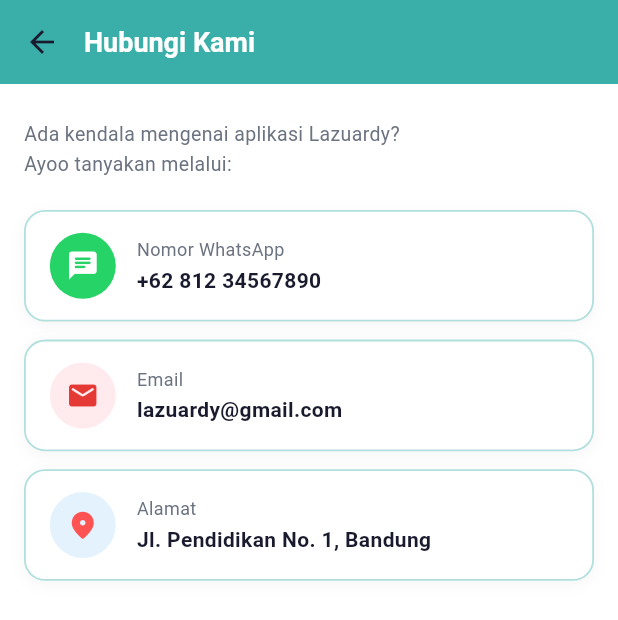
After one commit to muhammadariefand/lazuardyFrontend, a Flutter app: the HubungiKamiPage screen opened by its route, on a phone screen of 412 x 824 dp. The commit adds this screen. Shown: the top 620 px of the screen. Run offline on Flutter 3.47's test engine with Material 3 defaults, Android fonts, the phone set to English and light mode, and no system bars; our stand-ins replace dio, flutter_bloc, get_it; Roboto replaces fonts that are missing (Poppins).

Commit message:
update beranda siswa (menu sidebar)

```diff
--- a/lib/main.dart
+++ b/lib/main.dart
@@ -18,6 +18,8 @@ import 'package:lazuadry_mobile_fe/presentation/pages/siswa/edit_profil_siswa_pa
 import 'package:lazuadry_mobile_fe/presentation/pages/siswa/jadwal_siswa_page.dart';
 import 'package:lazuadry_mobile_fe/presentation/pages/siswa/konfirmasi_pembatalan_page.dart';
 import 'package:lazuadry_mobile_fe/presentation/pages/siswa/laporan_siswa_page.dart';
+import 'package:lazuadry_mobile_fe/presentation/pages/siswa/menu_sidebar/hubungi_kami_page.dart';
+import 'package:lazuadry_mobile_fe/presentation/pages/siswa/menu_sidebar/tentang_kami_page.dart';
 import 'package:lazuadry_mobile_fe/presentation/pages/siswa/profil_siswa_page.dart';
 import 'package:lazuadry_mobile_fe/presentation/pages/siswa/riwayat_pembayaran/riwayat_pembayaran_page.dart';
 import 'package:lazuadry_mobile_fe/presentation/pages/siswa/riwayat_sesi/detail_riwayat_sesi_page.dart';
@@ -112,6 +114,10 @@ class LazuardyApp extends StatelessWidget {
           '/siswa/forgot-password': (_) => const ForgotPasswordSiswaPage(),
           '/siswa/reset-password': (_) => const ResetPasswordSiswaPage(),
 
+          // ── Siswa: Menu Sidebar ────────────────────────────────────
+          '/siswa/hubungi-kami': (_) => const HubungiKamiPage(),
+          '/siswa/tentang-kami': (_) => const TentangKamiPage(),
+
           // ── Siswa: Dashboard ────────────────────────────────────────
           '/siswa/beranda': (_) => const BerandaSiswaPage(),
           '/siswa/jadwal': (_) => const JadwalSiswaPage(),
--- /dev/null
+++ b/lib/presentation/pages/siswa/menu_sidebar/hubungi_kami_page.dart
@@ -0,0 +1,151 @@
+// lib/presentation/pages/hubungi_kami_page.dart
+// Hubungi Kami — 3 kartu kontak (WA, Email, Alamat)
+
+import 'package:flutter/material.dart';
+import 'package:url_launcher/url_launcher.dart';
+import 'package:lazuadry_mobile_fe/core/theme/app_theme.dart';
+
+const _teal = Color(0xFF3AAFA9);
+
+class HubungiKamiPage extends StatelessWidget {
+  const HubungiKamiPage({super.key});
+
+  static const _wa    = '+6281234567890';
+  static const _email = 'lazuardy@gmail.com';
+  static const _alamat = 'Jl. Pendidikan No. 1, Bandung';
+
+  Future<void> _openWA() async {
+    final uri = Uri.parse('https://wa.me/${_wa.replaceAll('+', '')}');
+    if (await canLaunchUrl(uri)) launchUrl(uri, mode: LaunchMode.externalApplication);
+  }
+
+  Future<void> _openEmail() async {
+    final uri = Uri.parse('mailto:$_email');
+    if (await canLaunchUrl(uri)) launchUrl(uri);
+  }
+
+  Future<void> _openMaps() async {
+    final uri = Uri.parse(
+        'https://maps.google.com/?q=${Uri.encodeComponent(_alamat)}');
+    if (await canLaunchUrl(uri)) launchUrl(uri, mode: LaunchMode.externalApplication);
+  }
+
+  @override
+  Widget build(BuildContext context) {
+    return Scaffold(
+      backgroundColor: Colors.white,
+      appBar: AppBar(
+        backgroundColor: _teal,
+        foregroundColor: Colors.white,
+        elevation: 0,
+        titleSpacing: 0,
+        leading: IconButton(
+            icon: const Icon(Icons.arrow_back),
+            onPressed: () => Navigator.pop(context)),
+        title: const Text('Hubungi Kami',
+            style: TextStyle(fontSize: 18, fontWeight: FontWeight.w700)),
+      ),
+      body: Padding(
+        padding: const EdgeInsets.all(16),
+        child: Column(crossAxisAlignment: CrossAxisAlignment.start, children: [
+          const SizedBox(height: 8),
+          const Text(
+            'Ada kendala mengenai aplikasi Lazuardy?\nAyoo tanyakan melalui:',
+            style: TextStyle(
+                fontSize: 13, color: AppColors.textSecondary, height: 1.5),
+          ),
+          const SizedBox(height: 20),
+
+          // ── WhatsApp ───────────────────────────────────────
+          _KontakCard(
+            iconWidget: Container(
+              width: 44, height: 44,
+              decoration: const BoxDecoration(
+                color: Color(0xFF25D366), shape: BoxShape.circle),
+              child: const Icon(Icons.chat_rounded, color: Colors.white, size: 22),
+            ),
+            label: 'Nomor WhatsApp',
+            value: '+62 812 34567890',
+            onTap: _openWA,
+          ),
+          const SizedBox(height: 12),
+
+          // ── Email ──────────────────────────────────────────
+          _KontakCard(
+            iconWidget: Container(
+              width: 44, height: 44,
+              decoration: BoxDecoration(
+                color: Colors.red.shade50, shape: BoxShape.circle),
+              child: Icon(Icons.mail_rounded, color: Colors.red.shade600, size: 22),
+            ),
+            label: 'Email',
+            value: _email,
+            onTap: _openEmail,
+          ),
+          const SizedBox(height: 12),
+
+          // ── Alamat ─────────────────────────────────────────
+          _KontakCard(
+            iconWidget: Container(
+              width: 44, height: 44,
+              decoration: BoxDecoration(
+                color: Colors.blue.shade50, shape: BoxShape.circle),
+              child: const Icon(Icons.location_on_rounded,
+                  color: Colors.redAccent, size: 22),
+            ),
+            label: 'Alamat',
+            value: _alamat,
+            onTap: _openMaps,
+          ),
+        ]),
+      ),
+    );
+  }
+}
+
+class _KontakCard extends StatelessWidget {
+  final Widget iconWidget;
+  final String label, value;
+  final VoidCallback onTap;
+
+  const _KontakCard({
+    required this.iconWidget,
+    required this.label,
+    required this.value,
+    required this.onTap,
+  });
+
+  @override
+  Widget build(BuildContext context) {
+    return GestureDetector(
+      onTap: onTap,
+      child: Container(
+        padding: const EdgeInsets.symmetric(horizontal: 16, vertical: 14),
+        decoration: BoxDecoration(
+          color: Colors.white,
+          borderRadius: BorderRadius.circular(14),
+          border: Border.all(color: const Color(0xFF3AAFA9).withOpacity(0.4), width: 1.2),
+          boxShadow: [
+            BoxShadow(color: Colors.black.withOpacity(0.04),
+                blurRadius: 8, offset: const Offset(0, 2)),
+          ],
+        ),
+        child: Row(children: [
+          iconWidget,
+          const SizedBox(width: 14),
+          Column(crossAxisAlignment: CrossAxisAlignment.start, children: [
+            Text(label,
+                style: const TextStyle(
+                    fontSize: 12, color: AppColors.textSecondary)),
+            const SizedBox(height: 2),
+            Text(value,
+                style: const TextStyle(
+                    fontSize: 14,
+                    fontWeight: FontWeight.w700,
+                    color: AppColors.textPrimary)),
+          ]),
+        ]),
+      ),
+    );
+  }
+}
```
Also changed, not shown: lib/presentation/pages/siswa/menu_sidebar/tentang_kami_page.dart (added, +159 -0 lines), lib/presentation/widgets/siswa_drawer.dart (added, +246 -0 lines).
